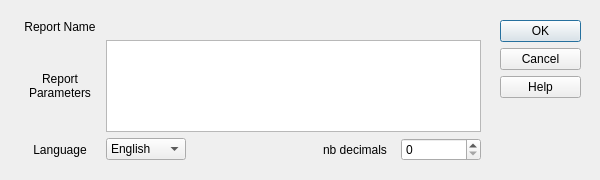
plan-be/iode, file gui/menu/report/report_execute.ui: the form before one commit.
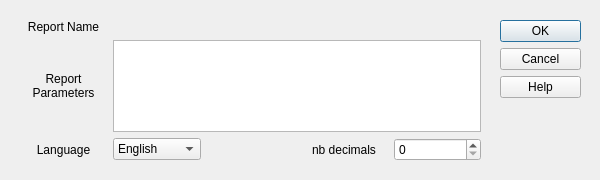
The form after the commit. Icons and pictures are not drawn. Custom widgets are drawn as their Qt base class.

Commit message: renamed class QFileChooser as QIodeFileChooser

The edit to the form file:
```diff
--- a/gui/menu/report/report_execute.ui
+++ b/gui/menu/report/report_execute.ui
@@ -48,7 +48,7 @@
     <set>QDialogButtonBox::Cancel|QDialogButtonBox::Help|QDialogButtonBox::Ok</set>
    </property>
   </widget>
-  <widget class="QWidget" name="">
+  <widget class="QWidget" name="layoutWidget">
    <property name="geometry">
     <rect>
      <x>20</x>
@@ -117,7 +117,7 @@
     <item row="2" column="2">
      <widget class="QLabel" name="label">
       <property name="text">
-       <string>                                   </string>
+       <string/>
       </property>
      </widget>
     </item>
```
Left out of the diff: 4 changed lines with no effect on the pictures. The commit also changes 17 other files.
